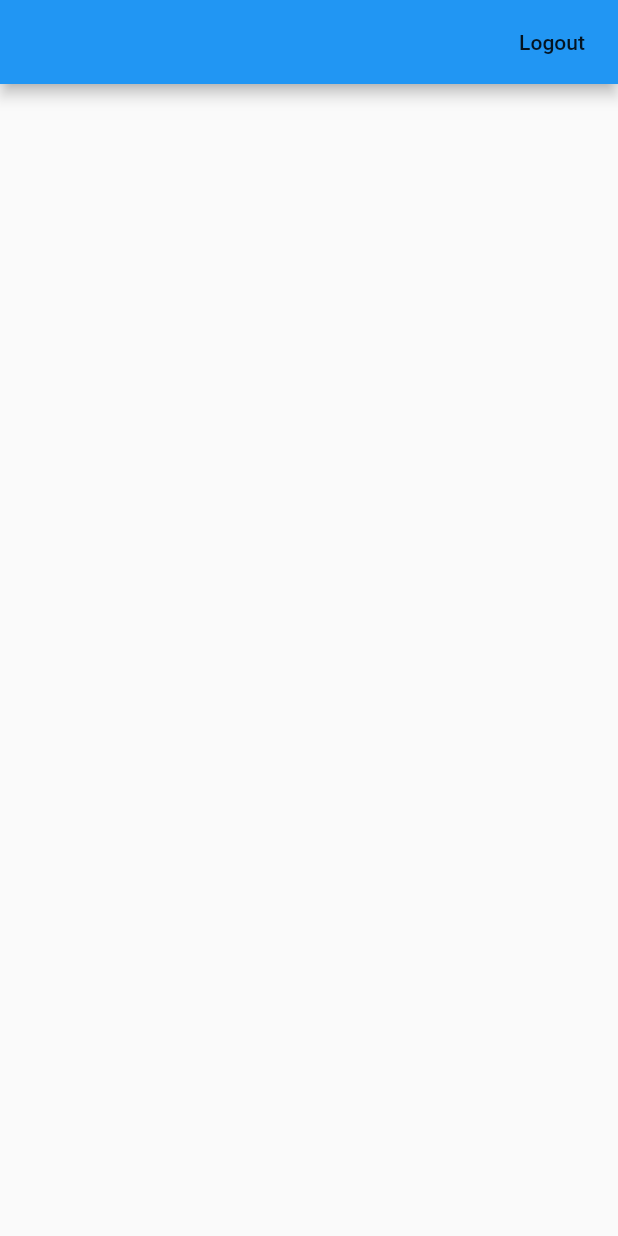
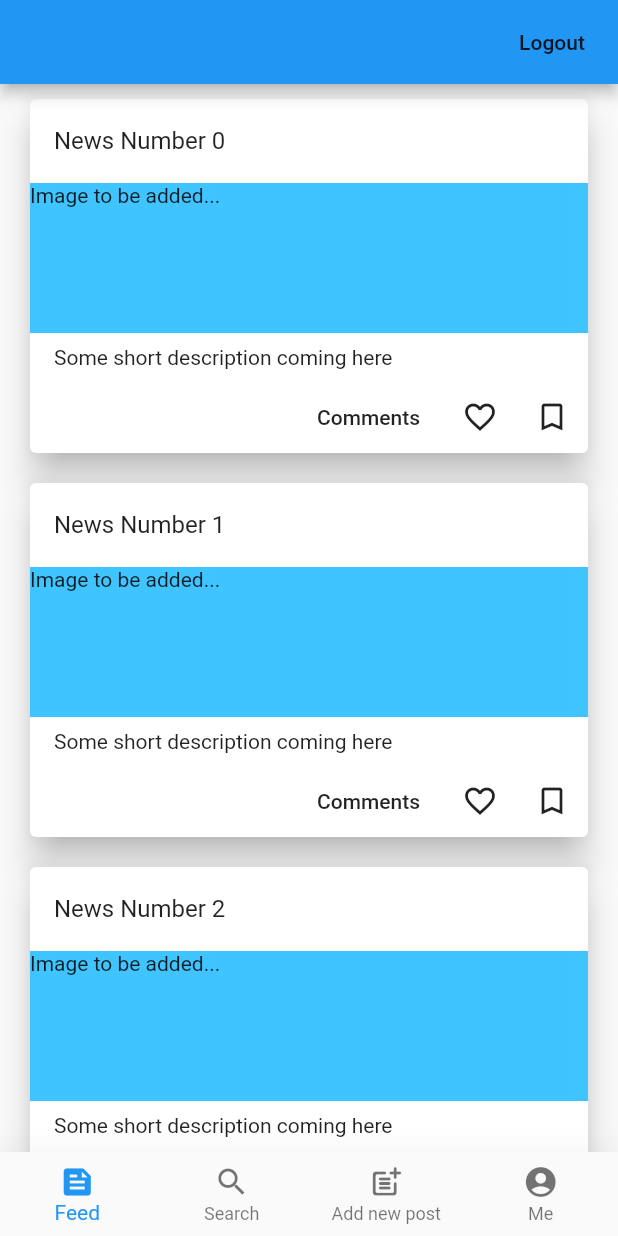
Before and after one commit to michimaus/Flutter_Course_Adfaber, a Flutter app: the MainScreen screen opened directly, on a phone screen of 412 x 824 dp. Run offline on Flutter 3.47's test engine with Material 2 defaults, Android fonts, the phone set to English and light mode, and no system bars; our stand-ins replace firebase_auth, firebase_core, shared_preferences; accounts and stored records are empty.

Commit message:
Done recording lesson 5.

```diff
--- /dev/null
+++ b/lib/screens/feed_tab_screen.dart
@@ -0,0 +1,57 @@
+import 'package:flutter/cupertino.dart';
+import 'package:flutter/material.dart';
+
+List<Widget> mockContainers = [
+  for (int i = 0; i < 100; i += 1)
+    Card(
+      clipBehavior: Clip.antiAlias,
+      elevation: 10,
+      child: Column(
+        children: [
+          ListTile(
+            title: Text("News Number " + i.toString()),
+          ),
+          Container(
+            height: 100,
+            width: 500,
+            color: Colors.lightBlueAccent,
+            child: Text("Image to be added..."),
+          ),
+          Container(
+            alignment: Alignment.topLeft,
+            margin: EdgeInsets.symmetric(horizontal: 16, vertical: 8),
+            child: Text("Some short description coming here"),
+          ),
+          Row(
+            mainAxisAlignment: MainAxisAlignment.end,
+            children: [
+              MaterialButton(
+                onPressed: () {},
+                child: Text("Comments"),
+              ),
+              IconButton(
+                onPressed: () {},
+                icon: Icon(Icons.favorite_border),
+              ),
+              IconButton(
+                onPressed: () {},
+                icon: Icon(Icons.bookmark_border),
+              ),
+            ],
+          )
+        ],
+      ),
+      margin: EdgeInsets.symmetric(vertical: 10, horizontal: 20),
+    )
+];
+
+class FeedTabScreen extends StatelessWidget {
+  @override
+  Widget build(BuildContext context) {
+    return Container(
+      child: ListView(
+        children: mockContainers,
+      ),
+    );
+  }
+}
--- a/lib/screens/main_screen.dart
+++ b/lib/screens/main_screen.dart
@@ -1,7 +1,11 @@
 import 'package:flutter/cupertino.dart';
 import 'package:flutter/material.dart';
 import 'package:lectia2/main.dart';
+import 'package:lectia2/screens/account_screen.dart';
+import 'package:lectia2/screens/add_post_screen.dart';
+import 'package:lectia2/screens/feed_tab_screen.dart';
 import 'package:lectia2/screens/login_screen.dart';
+import 'package:lectia2/screens/search_news_screen.dart';
 
 class MainScreen extends StatelessWidget {
   logout(BuildContext context) {
@@ -10,6 +14,16 @@ class MainScreen extends StatelessWidget {
     Navigator.of(context).pushReplacement(
         MaterialPageRoute(builder: (context) => LoginScreen()));
   }
+
+  int _tabIndex = 0;
+  ValueNotifier<int> _tabNotifier = ValueNotifier(0);
+
+  List tabScreens = [
+    FeedTabScreen(),
+    SearchNewsScreen(),
+    AddPostScreen(),
+    AccountScreen(),
+  ];
 
   @override
   Widget build(BuildContext context) {
@@ -25,6 +39,53 @@ class MainScreen extends StatelessWidget {
           )
         ],
       ),
+      body: Column(
+        children: [
+          Expanded(
+            // child: tabScreens[_tabIndex],
+            child: ValueListenableBuilder(
+              valueListenable: _tabNotifier,
+              builder: (BuildContext context, int value, Widget? child) {
+                return tabScreens[value];
+              },
+            ),
+          ),
+          StatefulBuilder(
+            builder: (BuildContext context, StateSetter setState) {
+              return BottomNavigationBar(
+                type: BottomNavigationBarType.fixed,
+                elevation: 25,
+                currentIndex: _tabIndex,
+                onTap: (value) {
+                  if (value != _tabIndex) {
+                    _tabIndex = value;
+                    _tabNotifier.value = _tabIndex;
+                    setState(() => {});
+                  }
+                },
+                items: [
+                  BottomNavigationBarItem(
+                    icon: Icon(Icons.feed),
+                    label: "Feed",
+                  ),
+                  BottomNavigationBarItem(
+                    icon: Icon(Icons.search),
+                    label: "Search",
+                  ),
+                  BottomNavigationBarItem(
+                    icon: Icon(Icons.post_add_rounded),
+                    label: "Add new post",
+                  ),
+                  BottomNavigationBarItem(
+                    icon: Icon(Icons.account_circle),
+                    label: "Me",
+                  ),
+                ],
+              );
+            },
+          ),
+        ],
+      ),
     );
   }
 }
--- a/lib/services/auth_service.dart
+++ b/lib/services/auth_service.dart
@@ -1,5 +1,4 @@
 import 'package:firebase_auth/firebase_auth.dart';
-import 'package:firebase_core/firebase_core.dart';
 
 class AuthService {
   FirebaseAuth _auth = FirebaseAuth.instance;
```
Also changed, not shown: lib/screens/account_screen.dart (added, +13 -0 lines), lib/screens/add_post_screen.dart (added, +13 -0 lines), lib/screens/search_news_screen.dart (added, +13 -0 lines).
